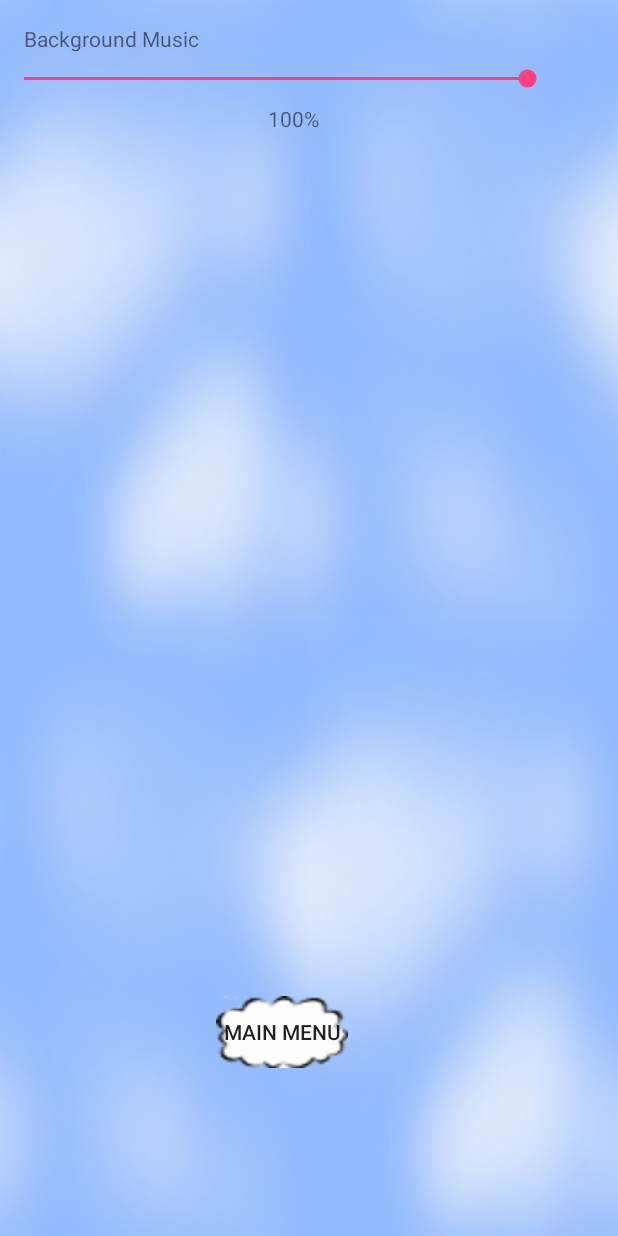
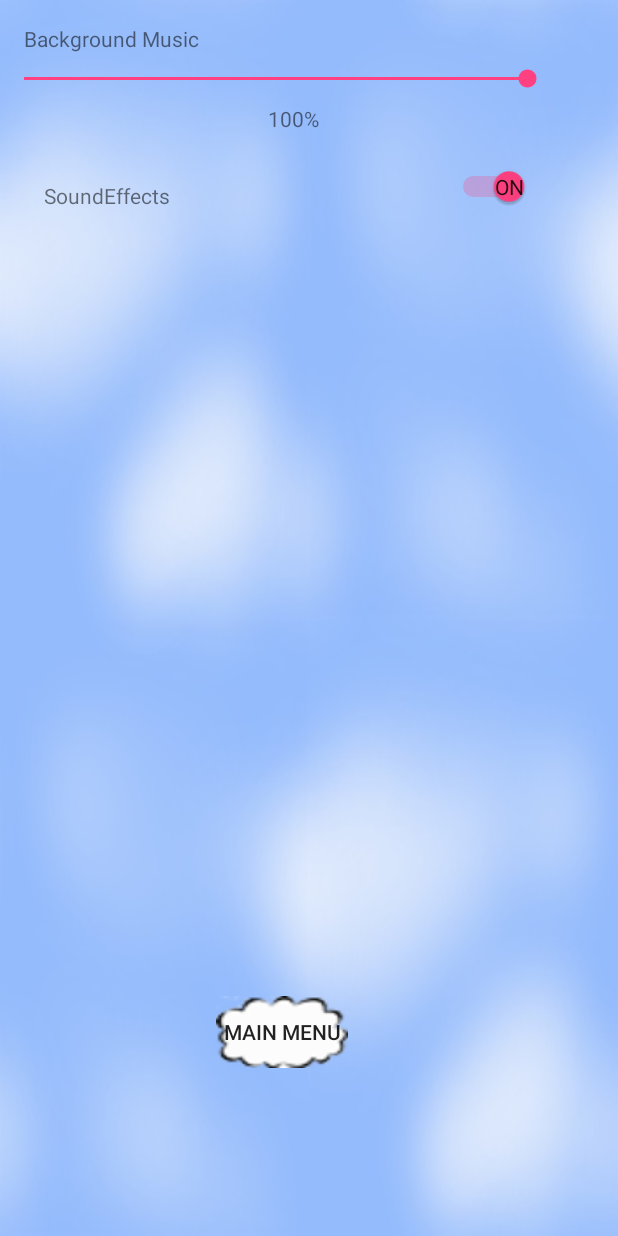
Before and after one commit to alisabar/myproject, an Android app: the settings screen opened directly, with no data from a screen before it, on a phone screen of 412 x 824 dp. Run offline under Robolectric (Android 15) with nearby library versions, the phone set to English and light mode, and no system bars.

Commit message:
added sound effects and editted game over menu

```diff
--- a/app/build.gradle
+++ b/app/build.gradle
@@ -51,6 +51,7 @@ dependencies {
     compile('com.crashlytics.sdk.android:crashlytics:2.6.6@aar') {
         transitive = true;
     }
+    compile 'junit:junit:4.12'
 }
 
 
--- a/app/src/main/java/ac/shenkar/alisa/myproject/GameOverActivity.java
+++ b/app/src/main/java/ac/shenkar/alisa/myproject/GameOverActivity.java
@@ -21,7 +21,7 @@ public class GameOverActivity extends Activity {
         int high_m= sharedprep.getInt("minutes",0);
         int high_s= sharedprep.getInt("seconds",0);
 
-        score.setText(String.valueOf(high_m)+ "."+String.valueOf(high_s));
+        score.setText(String.valueOf(high_m)+ " minutes and "+String.valueOf(high_s)+" seconds");
     }
 
     public void goToMainMenu(View view) {
--- a/app/src/main/java/ac/shenkar/alisa/myproject/game/Game.java
+++ b/app/src/main/java/ac/shenkar/alisa/myproject/game/Game.java
@@ -52,6 +52,7 @@ public class Game {
     private long _lastUpdateState;
 
 
+
     public Game(Context context, View view)
     {
         _lifebar=new LifeBar(context,view,this,new Point(0,0));
@@ -80,6 +81,8 @@ public class Game {
         _levelNumber = 0;
 
         _playPauseButton =new PlayPauseButton(context,view,this,new Point(getScreenSize().x-100,0));
+
+
     }
     private void drawBackgroundImage(Canvas canvas) {
         canvas.drawBitmap(_background,0,0,null);
--- a/app/src/main/java/ac/shenkar/alisa/myproject/game/GameObject.java
+++ b/app/src/main/java/ac/shenkar/alisa/myproject/game/GameObject.java
@@ -36,6 +36,7 @@ public abstract class GameObject  {
     protected final Context _context;
     protected Game _game;
     //private Bitmap smallBirdSprite;
+
 
     private boolean alive;
 
--- a/app/src/main/java/ac/shenkar/alisa/myproject/settings.java
+++ b/app/src/main/java/ac/shenkar/alisa/myproject/settings.java
@@ -6,25 +6,34 @@ import android.content.SharedPreferences;
 import android.support.v7.app.AppCompatActivity;
 import android.os.Bundle;
 import android.view.View;
+import android.widget.CompoundButton;
 import android.widget.SeekBar;
+import android.widget.Switch;
 import android.widget.TextView;
-import android.widget.Toast;
 
 public class settings extends AppCompatActivity {
 
     private SeekBar seek_bar;
     int progress_value;
    TextView t;
+
+    Switch effect;
     @Override
     protected void onCreate(Bundle savedInstanceState) {
         super.onCreate(savedInstanceState);
         setContentView(R.layout.activity_settings);
+
         seek_bar = (SeekBar)findViewById(R.id.seekBar);
+        effect=(Switch) findViewById(R.id.soundEffects);
+
         final SharedPreferences sharedprep = getSharedPreferences("User_settings", Context.MODE_PRIVATE);
         final SharedPreferences.Editor editor = sharedprep.edit();
         t=(TextView)findViewById(R.id.seekbar_Data);
         progress_value=sharedprep.getInt("background_volume", 100);
         seek_bar.setProgress(progress_value);
+
+        effect.setChecked(sharedprep.getBoolean("effects",true));
+
         t.setText(progress_value+"%");
         seek_bar.setOnSeekBarChangeListener(
                 new SeekBar.OnSeekBarChangeListener() {
@@ -47,6 +56,18 @@ public class settings extends AppCompatActivity {
                         editor.commit();
                     }
                 });
+
+
+        effect.setOnCheckedChangeListener(
+                new CompoundButton.OnCheckedChangeListener() {
+                    @Override
+                    public void onCheckedChanged(CompoundButton compoundButton, boolean b) {
+                        editor.putBoolean("effects",b);
+                        editor.commit();
+                    }
+                }
+        );
+
     }
 
     public void menuButton(View view) {
--- a/app/src/main/res/layout/activity_settings.xml
+++ b/app/src/main/res/layout/activity_settings.xml
@@ -52,4 +52,28 @@
         app:layout_constraintTop_toBottomOf="@+id/seekBar"
         app:layout_constraintHorizontal_bias="0.47" />
 
+    <TextView
+        android:id="@+id/soundEffects1"
+        android:layout_width="wrap_content"
+        android:layout_height="wrap_content"
+        android:layout_marginLeft="29dp"
+        android:layout_marginTop="85dp"
+        android:text="SoundEffects"
+        app:layout_constraintLeft_toLeftOf="parent"
+        app:layout_constraintTop_toBottomOf="@+id/textView2" />
+
+    <Switch
+        android:id="@+id/soundEffects"
+        android:layout_width="100dp"
+        android:layout_height="25dp"
+        android:layout_marginLeft="8dp"
+        android:layout_marginRight="8dp"
+        android:layout_marginTop="41dp"
+        android:showText="true"
+
+        app:layout_constraintHorizontal_bias="0.836"
+        app:layout_constraintLeft_toRightOf="@+id/soundEffects"
+        app:layout_constraintRight_toRightOf="parent"
+        app:layout_constraintTop_toTopOf="@+id/seekbar_Data" />
+
 </android.support.constraint.ConstraintLayout>
```
Also changed, not shown: app/src/main/java/ac/shenkar/alisa/myproject/game/LifeBonusObject.java (+20 -0 lines), app/src/main/java/ac/shenkar/alisa/myproject/game/MySFxRunnable.java (added, +84 -0 lines), app/src/main/res/layout/content_game_over.xml (+5 -3 lines), build.gradle (+14 -1 lines), gradle/wrapper/gradle-wrapper.properties, 1 other file.
